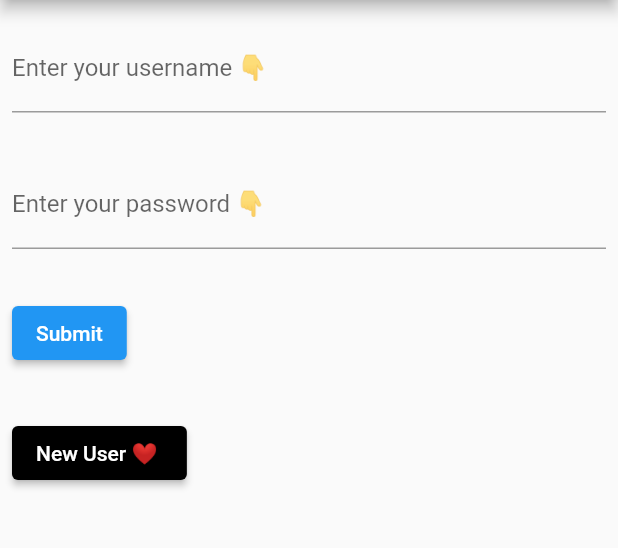
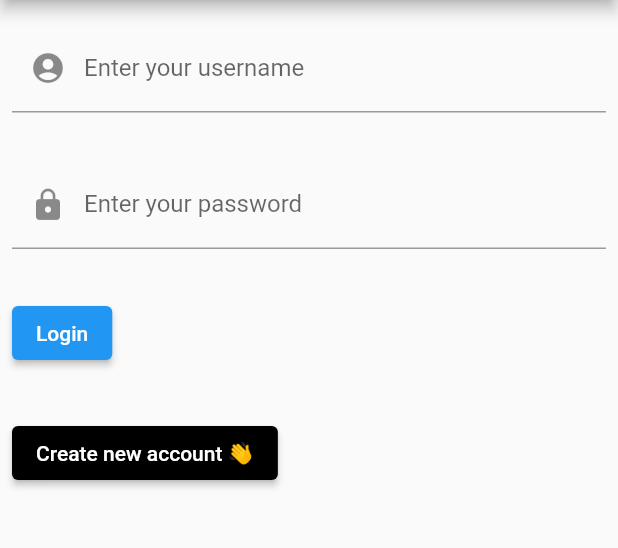
Before and after one commit to davidsomekh/keep, a Flutter app: the screen it shows after launch, on a phone screen of 412 x 824 dp, the part 84-632 px from its top. Run offline on Flutter 3.47's test engine with Material 2 defaults, Android fonts, the phone set to English and light mode, and no system bars.

```diff
--- a/lib/main.dart
+++ b/lib/main.dart
@@ -26,16 +26,17 @@ class MyCustomForm extends StatelessWidget {
   @override
   Widget build(BuildContext context) {
     return Column(
-
       children: <Widget>[
-
         Padding(
           padding: const EdgeInsets.symmetric(horizontal: 8, vertical: 16),
           child: TextFormField(
             decoration: const InputDecoration(
-
               border: UnderlineInputBorder(),
-              labelText: 'Enter your username 👇',
+              labelText: 'Enter your username',
+              prefixIcon: Padding(
+                padding: EdgeInsets.symmetric(horizontal: 8, vertical: 16),
+                child: Icon(Icons.account_circle),
+              ),
             ),
           ),
         ),
@@ -44,41 +45,40 @@ class MyCustomForm extends StatelessWidget {
           child: TextFormField(
             decoration: const InputDecoration(
               border: UnderlineInputBorder(),
-              labelText: 'Enter your password 👇',
+              labelText: 'Enter your password',
+              prefixIcon: Padding(
+                padding: EdgeInsets.symmetric(horizontal: 8, vertical: 16),
+                child: Icon(Icons.lock),
+              ),
             ),
             obscureText: true,
           ),
         ),
-
         Container(
-             padding: const EdgeInsets.symmetric(horizontal: 8, vertical: 16),
+          padding: const EdgeInsets.symmetric(horizontal: 8, vertical: 16),
           child: Align(
             alignment: Alignment.bottomLeft,
             child: ElevatedButton(
-                          child: const Text('Submit'),
+              child: const Text('Login'),
+              onPressed: () {},
+            ),
 
+          ),
+        ),
+        Container(
+          padding: const EdgeInsets.symmetric(horizontal: 8, vertical: 16),
+          child: Align(
+            alignment: Alignment.bottomLeft,
+            child: ElevatedButton(
+              child: const Text('Create new account 👋'),
               onPressed: () {},
+              style: ButtonStyle(
+                backgroundColor: MaterialStateProperty.all(Colors.black),
+              ),
             ),
           ),
         ),
-        Container(
-             padding: const EdgeInsets.symmetric(horizontal: 8, vertical: 16),
-          child: Align(
-            alignment: Alignment.bottomLeft,
-            child: ElevatedButton(
-                          child: const Text('New User ❤️ '),
-
-              onPressed: () {},
-               style: ButtonStyle(
-                backgroundColor: MaterialStateProperty.all(Colors.black),
-                ),
-            ),
-          ),
-        ),
-
       ],
-
     );
-
   }
 }
```
